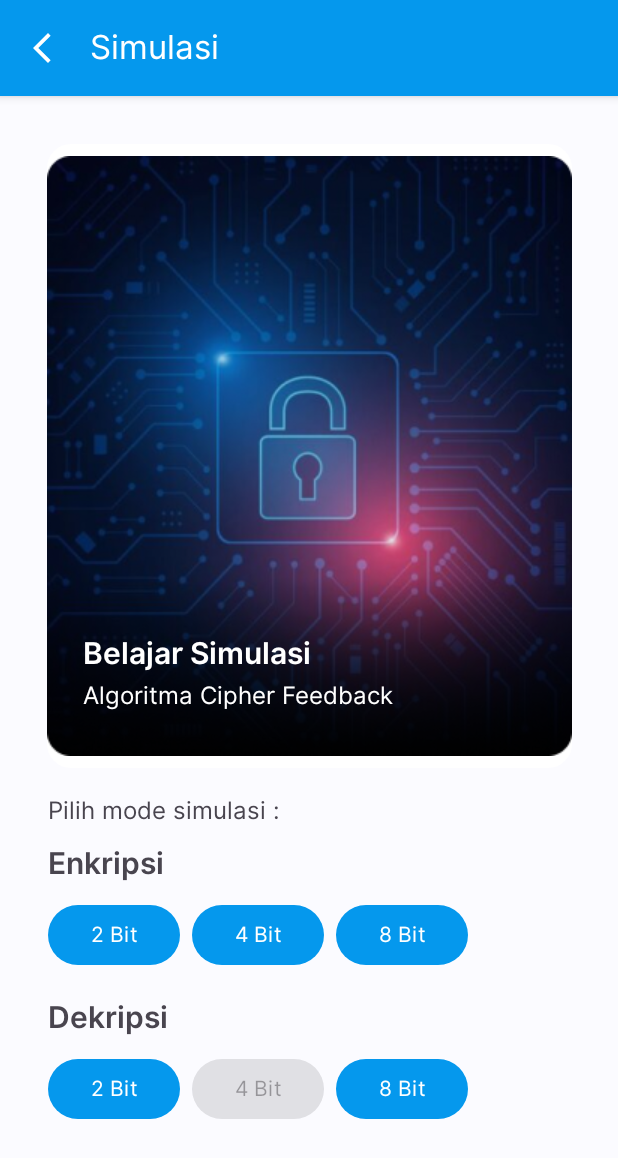
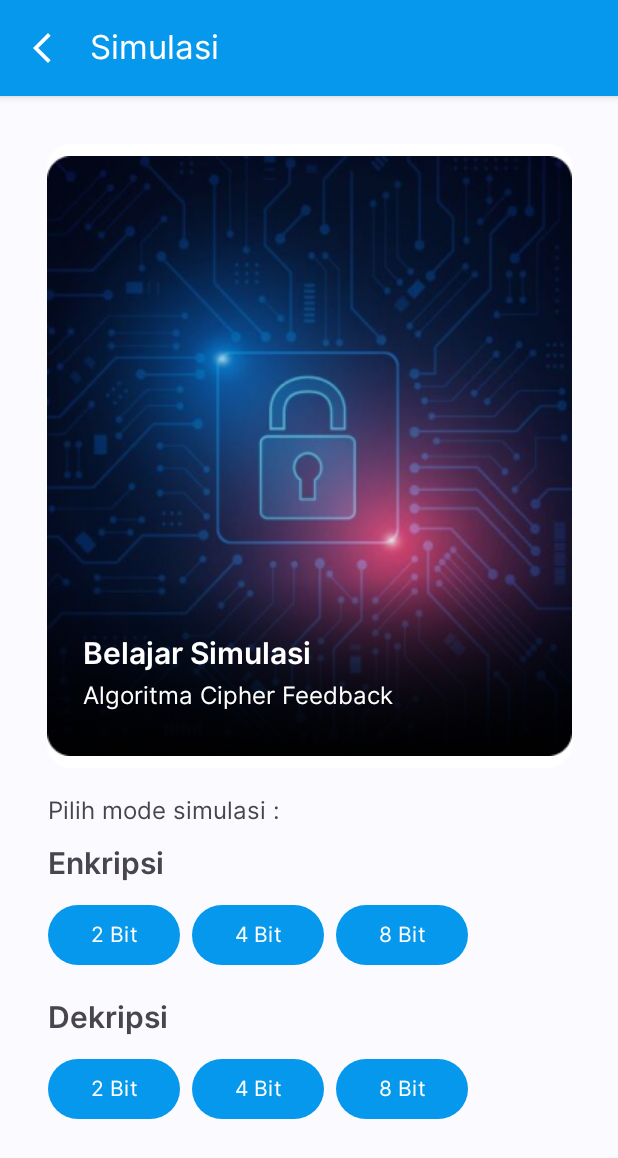
Before and after one commit to amaralfatah/CryptoMind, an Android app: the screen it shows after launch (OptionSimulasiActivity), after a tap on "Simulasi", on a phone screen of 412 x 824 dp. Shown: the top 1158 px of the screen. Run offline under Robolectric (Android 15) with nearby library versions, the phone set to English and light mode, and no system bars.

Commit message:
rapikan kode

```diff
--- a/app/src/main/java/com/uadev/cryptomind/viewmodels/QuizViewModel.kt
+++ b/app/src/main/java/com/uadev/cryptomind/viewmodels/QuizViewModel.kt
@@ -18,7 +18,9 @@ class QuizViewModel : ViewModel() {
         firebaseDatabase = FirebaseDatabase.getInstance()
         quizzesRef = firebaseDatabase.getReference("quizzes")
 
-        quizzesRef.addListenerForSingleValueEvent(object : ValueEventListener {
+        quizzesRef.addListenerForSingleValueEvent(
+            object : ValueEventListener {
+
             override fun onDataChange(snapshot: DataSnapshot) {
                 questions.clear()
                 for (quizSnapshot in snapshot.children) {
@@ -29,7 +31,7 @@ class QuizViewModel : ViewModel() {
             }
 
             override fun onCancelled(error: DatabaseError) {
-                listener.onError(Exception("Failed to load quizzes"))
+                listener.onError(Exception("Gagal mendapatkan kuis"))
             }
         })
     }
--- a/app/src/main/java/com/uadev/cryptomind/views/MainActivity.kt
+++ b/app/src/main/java/com/uadev/cryptomind/views/MainActivity.kt
@@ -32,7 +32,6 @@ class MainActivity : AppCompatActivity() {
             insets
         }
 
-        // Menambahkan event listener untuk button
         binding.btnKuis.setOnClickListener {
             val intent = Intent(this, QuizActivity::class.java)
             startActivity(intent)
--- a/app/src/main/java/com/uadev/cryptomind/views/simulasi/OptionSimulasiActivity.kt
+++ b/app/src/main/java/com/uadev/cryptomind/views/simulasi/OptionSimulasiActivity.kt
@@ -27,14 +27,6 @@ class OptionSimulasiActivity : AppCompatActivity() {
         supportActionBar?.title = "Simulasi"
         supportActionBar?.setBackgroundDrawable(ColorDrawable(ContextCompat.getColor(this, R.color.primary_color)))
 
-//        enableEdgeToEdge()
-//        setContentView(R.layout.activity_option_simulasi)
-//        ViewCompat.setOnApplyWindowInsetsListener(findViewById(R.id.main)) { v, insets ->
-//            val systemBars = insets.getInsets(WindowInsetsCompat.Type.systemBars())
-//            v.setPadding(systemBars.left, systemBars.top, systemBars.right, systemBars.bottom)
-//            insets
-//        }
-
         // Enkripsi
         binding.btnEn2Bit.setOnClickListener {
             val intent = Intent(this, Encrypt2BitActivity::class.java)
@@ -54,10 +46,10 @@ class OptionSimulasiActivity : AppCompatActivity() {
             val intent = Intent(this, Decrypt2BitActivity::class.java)
             startActivity(intent)
         }
-//        binding.btnDek4Bit.setOnClickListener {
-//            val intent = Intent(this, Encrypt2BitActivity::class.java)
-//            startActivity(intent)
-//        }
+        binding.btnDek4Bit.setOnClickListener {
+            val intent = Intent(this, Encrypt4BitActivity::class.java)
+            startActivity(intent)
+        }
         binding.btnDek8Bit.setOnClickListener {
             val intent = Intent(this, Decrypt8BitActivity::class.java)
             startActivity(intent)
@@ -67,7 +59,6 @@ class OptionSimulasiActivity : AppCompatActivity() {
     override fun onOptionsItemSelected(item: MenuItem): Boolean {
         when (item.itemId) {
             android.R.id.home -> {
-                // Handle klik tombol kembali di action bar
                 onBackPressed()
                 return true
             }
--- a/app/src/main/res/layout/activity_option_simulasi.xml
+++ b/app/src/main/res/layout/activity_option_simulasi.xml
@@ -126,7 +126,7 @@
                 android:layout_height="wrap_content"
                 android:layout_marginHorizontal="8dp"
                 android:text="@string/_4_bit"
-                android:enabled="false"/>
+                android:enabled="true"/>
 
             <Button
                 android:id="@+id/btnDek8Bit"
--- a/app/src/main/res/menu/main_menu.xml
+++ b/app/src/main/res/menu/main_menu.xml
@@ -4,13 +4,13 @@
     xmlns:app="http://schemas.android.com/apk/res-auto">
     <item
         android:id="@+id/action_petunjuk"
-        android:title="@string/petunjuk"
+        android:title="Panduan Pengguna"
         android:icon="@drawable/ic_simulasi"
         android:orderInCategory="100"
         app:showAsAction="never" />
     <item
         android:id="@+id/action_info"
-        android:title="@string/info"
+        android:title="Tentang Kami"
         android:icon="@drawable/ic_simulasi"
         android:orderInCategory="100"
         app:showAsAction="never" />
```
Also changed, not shown: app/src/main/java/com/uadev/cryptomind/views/kuis/QuizActivity.kt (+18 -12 lines), app/src/main/java/com/uadev/cryptomind/views/simulasi/encrypt/Encrypt4BitActivity.kt (+8 -14 lines), app/src/main/java/com/uadev/cryptomind/views/simulasi/encrypt/Encrypt8BitActivity.kt (+7 -15 lines).
